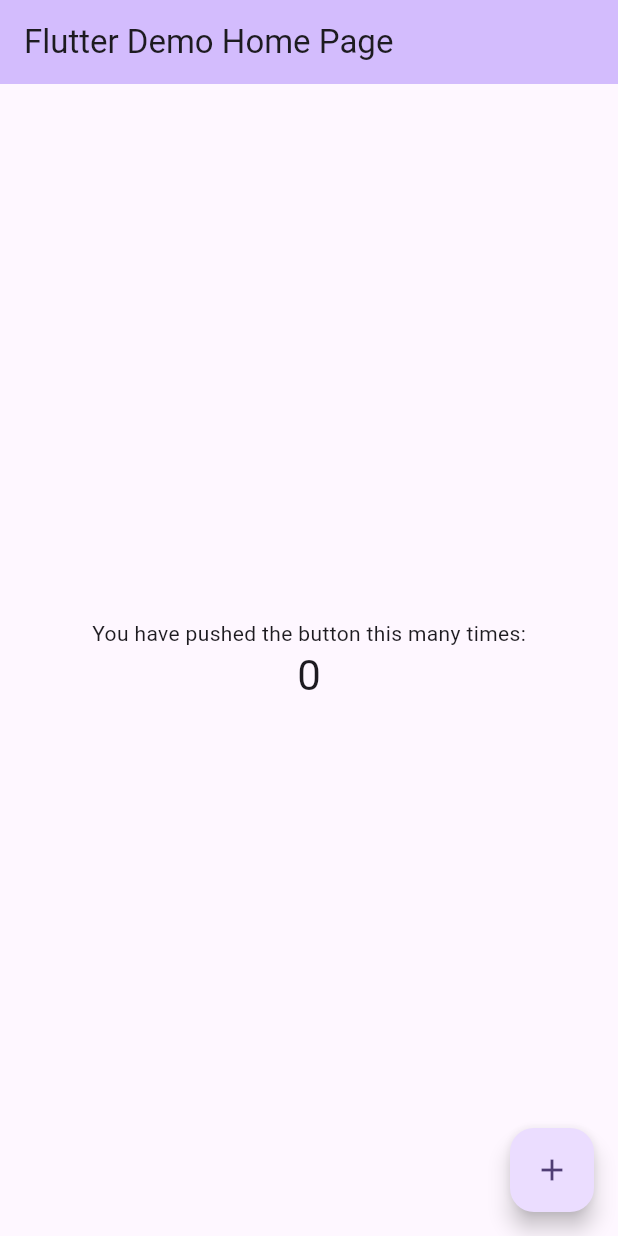
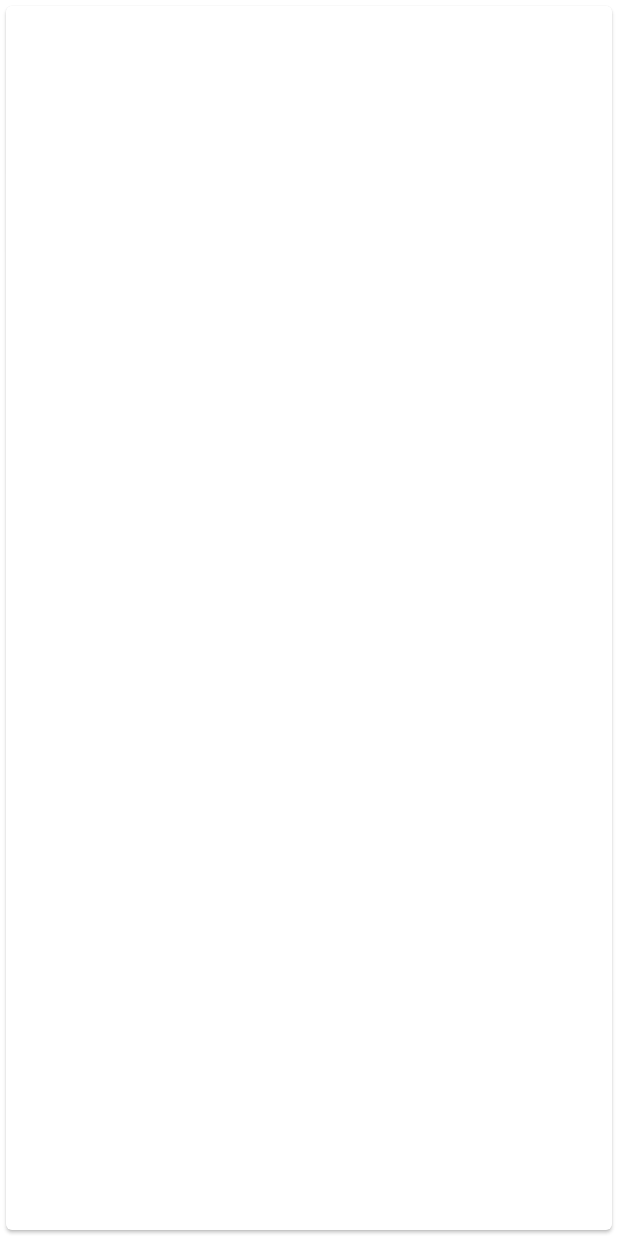
Before and after one commit to OmarHaraas/notes_app, a Flutter app: the screen it shows after launch, on a phone screen of 412 x 824 dp. Run offline on Flutter 3.47's test engine with Material 2 defaults, Android fonts, the phone set to English and light mode, and no system bars.

```diff
--- a/lib/main.dart
+++ b/lib/main.dart
@@ -1,125 +1,14 @@
 import 'package:flutter/material.dart';
 
 void main() {
-  runApp(const MyApp());
+  runApp(const NotesApp());
 }
 
-class MyApp extends StatelessWidget {
-  const MyApp({super.key});
-
-  // This widget is the root of your application.
-  @override
-  Widget build(BuildContext context) {
-    return MaterialApp(
-      title: 'Flutter Demo',
-      theme: ThemeData(
-        // This is the theme of your application.
-        //
-        // TRY THIS: Try running your application with "flutter run". You'll see
-        // the application has a blue toolbar. Then, without quitting the app,
-        // try changing the seedColor in the colorScheme below to Colors.green
-        // and then invoke "hot reload" (save your changes or press the "hot
-        // reload" button in a Flutter-supported IDE, or press "r" if you used
-        // the command line to start the app).
-        //
-        // Notice that the counter didn't reset back to zero; the application
-        // state is not lost during the reload. To reset the state, use hot
-        // restart instead.
-        //
-        // This works for code too, not just values: Most code changes can be
-        // tested with just a hot reload.
-        colorScheme: ColorScheme.fromSeed(seedColor: Colors.deepPurple),
-        useMaterial3: true,
-      ),
-      home: const MyHomePage(title: 'Flutter Demo Home Page'),
-    );
-  }
-}
-
-class MyHomePage extends StatefulWidget {
-  const MyHomePage({super.key, required this.title});
-
-  // This widget is the home page of your application. It is stateful, meaning
-  // that it has a State object (defined below) that contains fields that affect
-  // how it looks.
-
-  // This class is the configuration for the state. It holds the values (in this
-  // case the title) provided by the parent (in this case the App widget) and
-  // used by the build method of the State. Fields in a Widget subclass are
-  // always marked "final".
-
-  final String title;
-
-  @override
-  State<MyHomePage> createState() => _MyHomePageState();
-}
-
-class _MyHomePageState extends State<MyHomePage> {
-  int _counter = 0;
-
-  void _incrementCounter() {
-    setState(() {
-      // This call to setState tells the Flutter framework that something has
-      // changed in this State, which causes it to rerun the build method below
-      // so that the display can reflect the updated values. If we changed
-      // _counter without calling setState(), then the build method would not be
-      // called again, and so nothing would appear to happen.
-      _counter++;
-    });
-  }
+class NotesApp extends StatelessWidget {
+  const NotesApp({super.key});
 
   @override
   Widget build(BuildContext context) {
-    // This method is rerun every time setState is called, for instance as done
-    // by the _incrementCounter method above.
-    //
-    // The Flutter framework has been optimized to make rerunning build methods
-    // fast, so that you can just rebuild anything that needs updating rather
-    // than having to individually change instances of widgets.
-    return Scaffold(
-      appBar: AppBar(
-        // TRY THIS: Try changing the color here to a specific color (to
-        // Colors.amber, perhaps?) and trigger a hot reload to see the AppBar
-        // change color while the other colors stay the same.
-        backgroundColor: Theme.of(context).colorScheme.inversePrimary,
-        // Here we take the value from the MyHomePage object that was created by
-        // the App.build method, and use it to set our appbar title.
-        title: Text(widget.title),
-      ),
-      body: Center(
-        // Center is a layout widget. It takes a single child and positions it
-        // in the middle of the parent.
-        child: Column(
-          // Column is also a layout widget. It takes a list of children and
-          // arranges them vertically. By default, it sizes itself to fit its
-          // children horizontally, and tries to be as tall as its parent.
-          //
-          // Column has various properties to control how it sizes itself and
-          // how it positions its children. Here we use mainAxisAlignment to
-          // center the children vertically; the main axis here is the vertical
-          // axis because Columns are vertical (the cross axis would be
-          // horizontal).
-          //
-          // TRY THIS: Invoke "debug painting" (choose the "Toggle Debug Paint"
-          // action in the IDE, or press "p" in the console), to see the
-          // wireframe for each widget.
-          mainAxisAlignment: MainAxisAlignment.center,
-          children: <Widget>[
-            const Text(
-              'You have pushed the button this many times:',
-            ),
-            Text(
-              '$_counter',
-              style: Theme.of(context).textTheme.headlineMedium,
-            ),
-          ],
-        ),
-      ),
-      floatingActionButton: FloatingActionButton(
-        onPressed: _incrementCounter,
-        tooltip: 'Increment',
-        child: const Icon(Icons.add),
-      ), // This trailing comma makes auto-formatting nicer for build methods.
-    );
+    return Card();
   }
 }
```
